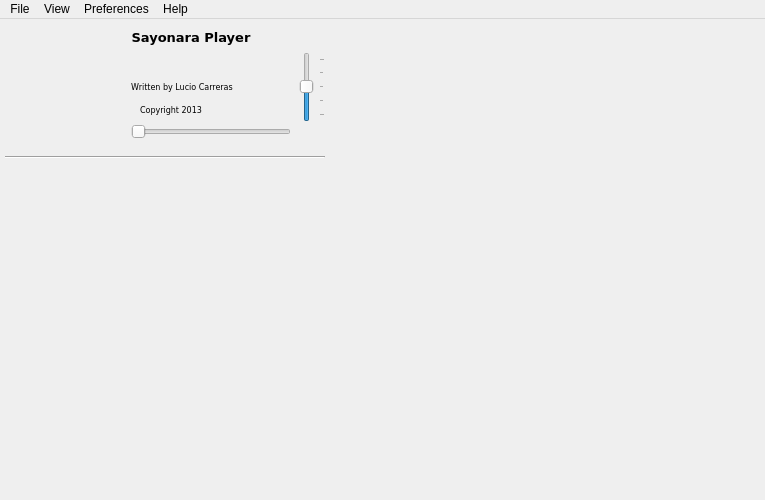
Above: trunk/src/GUI/player/GUI_Player.ui from shahid334/sayonara-player before the change. Below: the same form after it.
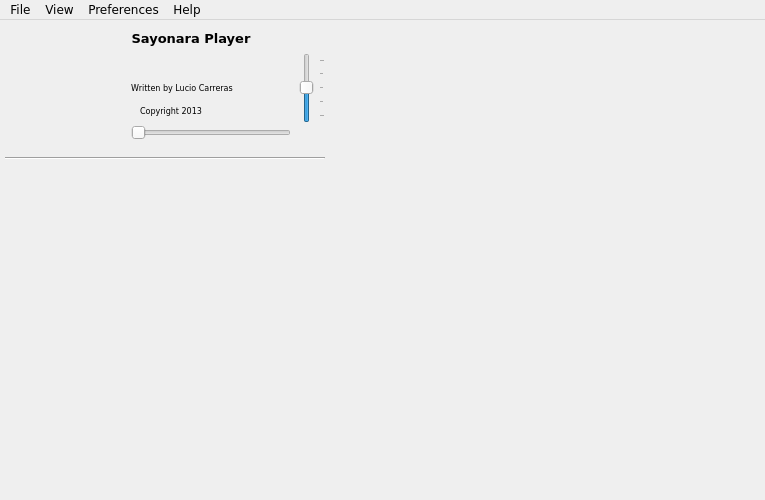
That is the form after the change. Icons and pictures are not drawn. Custom widgets are drawn as their Qt base class.

The edit to the form file:
```diff
--- a/trunk/src/GUI/player/GUI_Player.ui
+++ b/trunk/src/GUI/player/GUI_Player.ui
@@ -22,6 +22,11 @@
     <height>2000</height>
    </size>
   </property>
+  <property name="font">
+   <font>
+    <family>DejaVu Sans</family>
+   </font>
+  </property>
   <property name="focusPolicy">
    <enum>Qt::StrongFocus</enum>
   </property>
@@ -71,6 +76,12 @@
      <layout class="QHBoxLayout" name="horizontalLayout_3">
       <item>
        <widget class="QLabel" name="lab_sayonara">
+        <property name="minimumSize">
+         <size>
+          <width>0</width>
+          <height>30</height>
+         </size>
+        </property>
         <property name="maximumSize">
          <size>
           <width>16777215</width>
@@ -79,7 +90,6 @@
         </property>
         <property name="font">
          <font>
-          <family>DejaVu Sans</family>
           <pointsize>10</pointsize>
           <weight>75</weight>
           <bold>true</bold>
@@ -115,7 +125,6 @@
         </property>
         <property name="font">
          <font>
-          <family>DejaVu Sans</family>
           <pointsize>10</pointsize>
           <weight>75</weight>
           <bold>true</bold>
@@ -164,11 +173,6 @@
           <height>18</height>
          </size>
         </property>
-        <property name="font">
-         <font>
-          <family>DejaVu Sans</family>
-         </font>
-        </property>
         <property name="toolTip">
          <string>Correct Metadata</string>
         </property>
@@ -196,11 +200,6 @@
         <verstretch>0</verstretch>
        </sizepolicy>
       </property>
-      <property name="font">
-       <font>
-        <family>DejaVu Sans</family>
-       </font>
-      </property>
      </widget>
     </item>
     <item row="0" column="0" rowspan="7">
@@ -217,11 +216,6 @@
         <height>95</height>
        </size>
       </property>
-      <property name="font">
-       <font>
-        <family>DejaVu Sans</family>
-       </font>
-      </property>
       <property name="focusPolicy">
        <enum>Qt::NoFocus</enum>
       </property>
@@ -265,13 +259,6 @@
         <height>0</height>
        </size>
       </property>
-      <property name="font">
-       <font>
-        <family>DejaVu Sans</family>
-        <strikeout>false</strikeout>
-        <stylestrategy>PreferAntialias</stylestrategy>
-       </font>
-      </property>
       <property name="focusPolicy">
        <enum>Qt::NoFocus</enum>
       </property>
@@ -326,11 +313,6 @@
           <height>28</height>
          </size>
         </property>
-        <property name="font">
-         <font>
-          <family>DejaVu Sans</family>
-         </font>
-        </property>
         <property name="focusPolicy">
          <enum>Qt::NoFocus</enum>
         </property>
@@ -373,11 +355,6 @@
           <height>34</height>
          </size>
         </property>
-        <property name="font">
-         <font>
-          <family>DejaVu Sans</family>
-         </font>
-        </property>
         <property name="focusPolicy">
          <enum>Qt::NoFocus</enum>
         </property>
@@ -423,11 +400,6 @@
           <height>34</height>
          </size>
         </property>
-        <property name="font">
-         <font>
-          <family>DejaVu Sans</family>
-         </font>
-        </property>
         <property name="focusPolicy">
          <enum>Qt::NoFocus</enum>
         </property>
@@ -468,11 +440,6 @@
           <height>28</height>
          </size>
         </property>
-        <property name="font">
-         <font>
-          <family>DejaVu Sans</family>
-         </font>
-        </property>
         <property name="focusPolicy">
          <enum>Qt::NoFocus</enum>
         </property>
@@ -511,11 +478,6 @@
         <height>70</height>
        </size>
       </property>
-      <property name="font">
-       <font>
-        <family>DejaVu Sans</family>
-       </font>
-      </property>
       <property name="focusPolicy">
        <enum>Qt::NoFocus</enum>
       </property>
@@ -562,11 +524,6 @@
         <height>0</height>
        </size>
       </property>
-      <property name="font">
-       <font>
-        <family>DejaVu Sans</family>
-       </font>
-      </property>
       <property name="focusPolicy">
        <enum>Qt::StrongFocus</enum>
       </property>
@@ -592,11 +549,6 @@
         <height>3</height>
        </size>
       </property>
-      <property name="font">
-       <font>
-        <family>DejaVu Sans</family>
-       </font>
-      </property>
       <property name="styleSheet">
        <string notr="true"/>
       </property>
@@ -641,7 +593,6 @@
         </property>
         <property name="font">
          <font>
-          <family>DejaVu Sans</family>
           <pointsize>7</pointsize>
          </font>
         </property>
@@ -658,11 +609,6 @@
       </item>
       <item>
        <spacer name="horizontalSpacer">
-        <property name="font">
-         <font>
-          <family>DejaVu Sans</family>
-         </font>
-        </property>
         <property name="orientation">
          <enum>Qt::Horizontal</enum>
         </property>
@@ -699,7 +645,6 @@
         </property>
         <property name="font">
          <font>
-          <family>DejaVu Sans</family>
           <pointsize>7</pointsize>
          </font>
         </property>
@@ -730,11 +675,6 @@
         <height>28</height>
        </size>
       </property>
-      <property name="font">
-       <font>
-        <family>DejaVu Sans</family>
-       </font>
-      </property>
       <property name="focusPolicy">
        <enum>Qt::NoFocus</enum>
       </property>
@@ -765,11 +705,6 @@
         <height>30</height>
        </size>
       </property>
-      <property name="font">
-       <font>
-        <family>DejaVu Sans</family>
-       </font>
-      </property>
       <property name="focusPolicy">
        <enum>Qt::NoFocus</enum>
       </property>
@@ -840,15 +775,20 @@
      <layout class="QHBoxLayout" name="horizontalLayout_6">
       <item>
        <widget class="QLabel" name="lab_writtenby">
+        <property name="minimumSize">
+         <size>
+          <width>0</width>
+          <height>20</height>
+         </size>
+        </property>
         <property name="maximumSize">
          <size>
           <width>16777215</width>
-          <height>16</height>
+          <height>20</height>
          </size>
         </property>
         <property name="font">
          <font>
-          <family>DejaVu Sans</family>
           <pointsize>6</pointsize>
          </font>
         </property>
@@ -877,12 +817,11 @@
         <property name="maximumSize">
          <size>
           <width>16777215</width>
-          <height>16</height>
+          <height>20</height>
          </size>
         </property>
         <property name="font">
          <font>
-          <family>DejaVu Sans</family>
           <pointsize>6</pointsize>
          </font>
         </property>
@@ -918,15 +857,20 @@
      <layout class="QHBoxLayout" name="horizontalLayout_7">
       <item>
        <widget class="QLabel" name="lab_copyright">
+        <property name="minimumSize">
+         <size>
+          <width>0</width>
+          <height>20</height>
+         </size>
+        </property>
         <property name="maximumSize">
          <size>
           <width>16777215</width>
-          <height>16</height>
+          <height>20</height>
          </size>
         </property>
         <property name="font">
          <font>
-          <family>DejaVu Sans</family>
           <pointsize>6</pointsize>
          </font>
         </property>
@@ -955,12 +899,11 @@
         <property name="maximumSize">
          <size>
           <width>16777215</width>
-          <height>16</height>
+          <height>20</height>
          </size>
         </property>
         <property name="font">
          <font>
-          <family>DejaVu Sans</family>
           <pointsize>6</pointsize>
          </font>
         </property>
@@ -984,15 +927,20 @@
      <layout class="QHBoxLayout" name="horizontalLayout_8">
       <item>
        <widget class="QLabel" name="lab_version">
+        <property name="minimumSize">
+         <size>
+          <width>0</width>
+          <height>20</height>
+         </size>
+        </property>
         <property name="maximumSize">
          <size>
           <width>16777215</width>
-          <height>16</height>
+          <height>20</height>
          </size>
         </property>
         <property name="font">
          <font>
-          <family>DejaVu Sans</family>
           <pointsize>8</pointsize>
          </font>
         </property>
@@ -1015,16 +963,14 @@
         <property name="maximumSize">
          <size>
           <width>16777215</width>
-          <height>16</height>
+          <height>20</height>
          </size>
         </property>
         <property name="font">
          <font>
-          <family>DejaVu Sans</family>
           <pointsize>8</pointsize>
           <weight>75</weight>
           <bold>true</bold>
-          <kerning>false</kerning>
          </font>
         </property>
         <property name="autoFillBackground">
@@ -1054,6 +1000,11 @@
      <height>25</height>
     </rect>
    </property>
+   <property name="font">
+    <font>
+     <family>DejaVu Sans</family>
+    </font>
+   </property>
    <property name="defaultUp">
     <bool>false</bool>
    </property>
@@ -1081,6 +1032,11 @@
     <addaction name="action_Close"/>
    </widget>
    <widget class="QMenu" name="menuView">
+    <property name="font">
+     <font>
+      <family>DejaVu Sans</family>
+     </font>
+    </property>
     <property name="styleSheet">
      <string notr="true"/>
     </property>
@@ -1095,6 +1051,11 @@
     <addaction name="action_Fullscreen"/>
    </widget>
    <widget class="QMenu" name="menuPreferences">
+    <property name="font">
+     <font>
+      <family>DejaVu Sans</family>
+     </font>
+    </property>
     <property name="title">
      <string>Preferences</string>
     </property>
@@ -1115,6 +1076,11 @@
     <addaction name="action_livesearch"/>
    </widget>
    <widget class="QMenu" name="menuAbout">
+    <property name="font">
+     <font>
+      <family>DejaVu Sans</family>
+     </font>
+    </property>
     <property name="title">
      <string>Help</string>
     </property>
```
Left out of the diff: 26 changed lines with no effect on the pictures.
